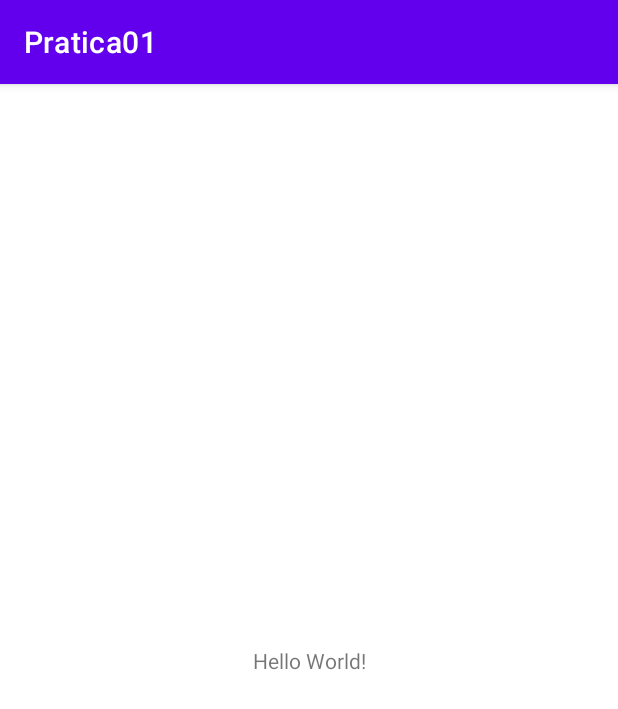
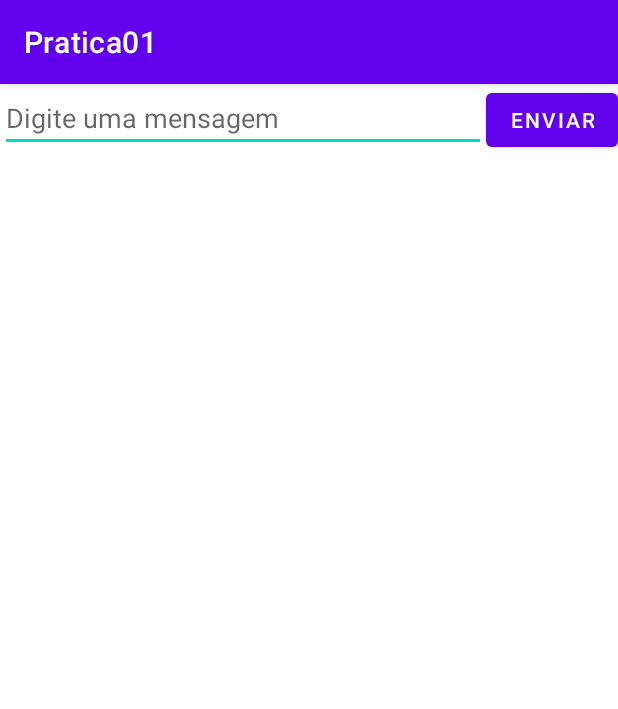
Before and after one commit to Wanderley-Patricio/Pratica01, an Android app: the screen it shows after launch (MainActivity), on a phone screen of 412 x 824 dp. Shown: the top 709 px of the screen. Run offline under Robolectric (Android 15) with nearby library versions, the phone set to English and light mode, and no system bars.

Commit message:
Prat-01 - ACTIVITIES_INTENTS_APPBAR - Parte 2

```diff
--- a/app/src/main/res/layout/activity_main.xml
+++ b/app/src/main/res/layout/activity_main.xml
@@ -1,18 +1,33 @@
 <?xml version="1.0" encoding="utf-8"?>
-<androidx.constraintlayout.widget.ConstraintLayout xmlns:android="http://schemas.android.com/apk/res/android"
+<LinearLayout xmlns:android="http://schemas.android.com/apk/res/android"
     xmlns:app="http://schemas.android.com/apk/res-auto"
     xmlns:tools="http://schemas.android.com/tools"
     android:layout_width="match_parent"
     android:layout_height="match_parent"
+    android:orientation="horizontal"
     tools:context=".MainActivity">
 
-    <TextView
+    <EditText
+        android:id="@+id/edit_message"
+        android:layout_width="0pt"
+        android:layout_height="wrap_content"
+        android:layout_weight="1"
+        android:hint="@string/edit_message"
+        />
+
+<!--    O atributo peso (android:layout_weight) é usado para distribuir o espaço vazio-->
+<!--    entre elementos visuais. O espaço é distribuído proporcionalmente de acordo com o-->
+<!--    peso. Neste caso, a configuração de largura (“width”) que havia antes-->
+<!--    (“wrap_content”) é ignorada e portanto foi substituída por (“0pt”).-->
+
+    <Button
         android:layout_width="wrap_content"
         android:layout_height="wrap_content"
-        android:text="Hello World!"
-        app:layout_constraintBottom_toBottomOf="parent"
-        app:layout_constraintLeft_toLeftOf="parent"
-        app:layout_constraintRight_toRightOf="parent"
-        app:layout_constraintTop_toTopOf="parent" />
+        android:text="@string/button_send"
+        />
 
-</androidx.constraintlayout.widget.ConstraintLayout>
+<!--    Identificadores (Ids) permitem referenciar objetos de outros lugares da aplicação. -->
+<!--    O símbolo @ é usado para referenciar Ids dentro de arquivos XML. Ele é seguido pelo-->
+<!--    tipo de recurso, “/” e o nome do recurso. O sinal de mais “+” indica um novo Id.-->
+
+</LinearLayout>
--- a/app/src/main/res/values/strings.xml
+++ b/app/src/main/res/values/strings.xml
@@ -1,3 +1,5 @@
 <resources>
     <string name="app_name">Pratica01</string>
+    <string name="edit_message">Digite uma mensagem</string>
+    <string name="button_send">Enviar</string>
 </resources>
```
